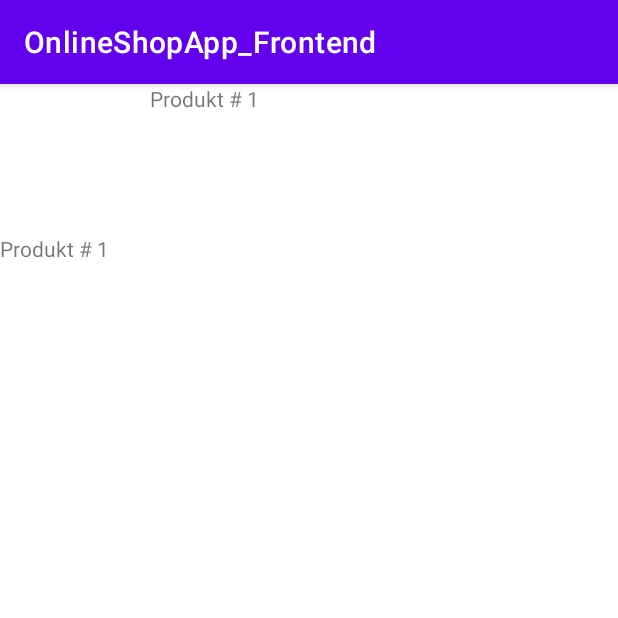
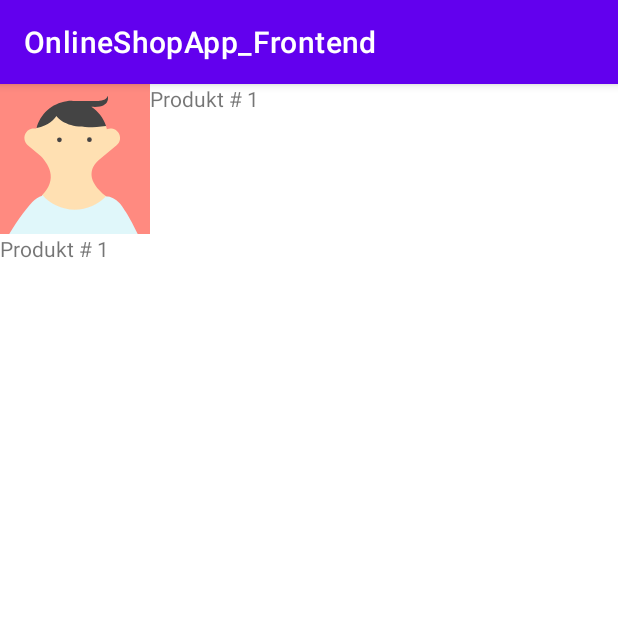
Before and after one commit to wdziwinska/OnlineShopApp_Frontend, an Android app: the screen it shows after launch (ItemDetailActivity), after a tap on an icon or button, on a phone screen of 412 x 824 dp, the top half of it. Run offline under Robolectric (Android 15) with nearby library versions, the phone set to English and light mode, and no system bars; our stand-ins replace navigation-ui; 1 statement that could not run was skipped.

Commit message:
Forwarding the image of the clicked product to the next screen

```diff
--- a/app/src/main/java/com/example/onlineshopapp_frontend/ui/ItemDetailActivity.kt
+++ b/app/src/main/java/com/example/onlineshopapp_frontend/ui/ItemDetailActivity.kt
@@ -2,6 +2,7 @@ package com.example.onlineshopapp_frontend.ui
 
 import android.annotation.SuppressLint
 import android.os.Bundle
+import android.widget.ImageView
 import android.widget.TextView
 import androidx.appcompat.app.AppCompatActivity
 import com.example.onlineshopapp_frontend.R
@@ -19,16 +20,16 @@ class ItemDetailActivity : AppCompatActivity() {
         // Find the views
         val nameTextView = findViewById<TextView>(R.id.nameTextView)
         val descriptionTextView = findViewById<TextView>(R.id.descriptionTextView)
-//        val itemImageView = findViewById<TextView>(R.id.itemImageView)
+        val itemImageView = findViewById<ImageView>(R.id.itemImageView)
 
         val name = intent.getStringExtra("name")
         val description = intent.getStringExtra("description")
-//        val image = intent.getIntArrayExtra("image")
+        val imageId = intent.getIntExtra("image", 0)
 
         // Populate views with item details
         nameTextView.text = name
         descriptionTextView.text = description
-//        itemImageView.text = image.toString()
+        itemImageView.setImageResource(imageId)
     }
 
 }
--- a/app/src/main/java/com/example/onlineshopapp_frontend/ui/transform/TransformFragment.kt
+++ b/app/src/main/java/com/example/onlineshopapp_frontend/ui/transform/TransformFragment.kt
@@ -99,7 +99,7 @@ class TransformFragment : Fragment() {
                 val intent = Intent(holder.itemView.context, ItemDetailActivity::class.java)
                 intent.putExtra("name", item)
                 intent.putExtra("description", item)
-//                intent.putExtra("image", drawables[position])
+                intent.putExtra("image", drawables[position])
                 holder.itemView.context.startActivity(intent)
             }
         }
```
